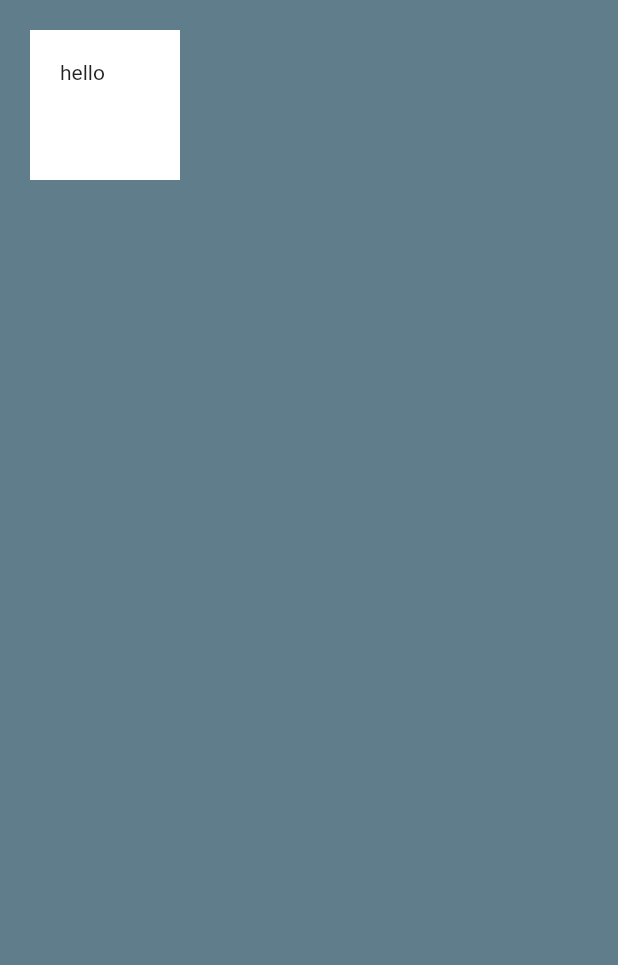
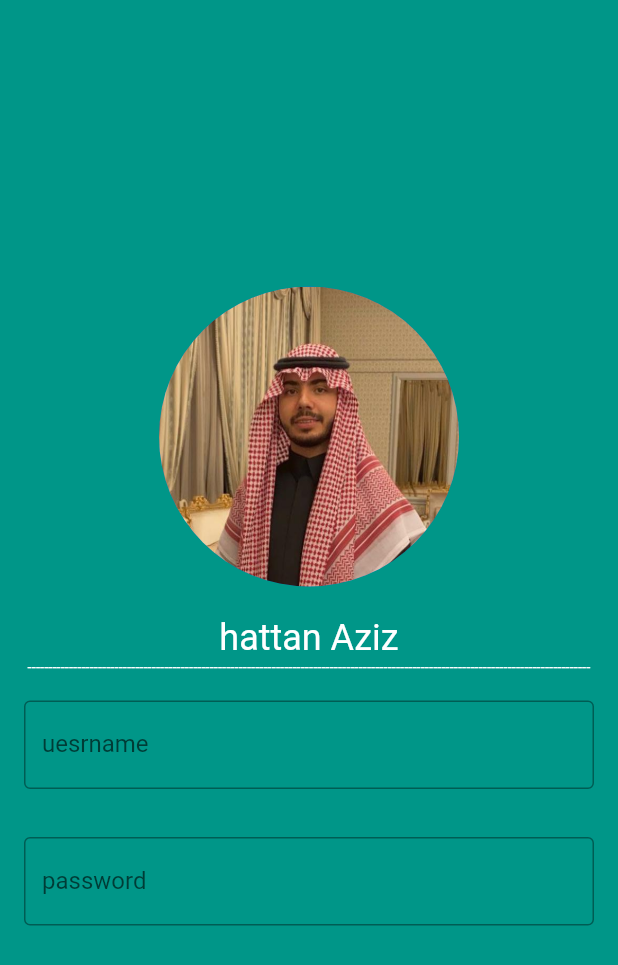
Before and after one commit to HattanAziz/my_application, a Flutter app: the screen it shows after launch, on a phone screen of 412 x 824 dp. Shown: the top 965 px of the screen. Run offline on Flutter 3.47's test engine with Material 2 defaults, Android fonts, the phone set to English and light mode, and no system bars.

Commit message:
uesrname

```diff
--- a/lib/main.dart
+++ b/lib/main.dart
@@ -1,9 +1,7 @@
 import 'package:flutter/material.dart';
 
 void main() {
-  runApp(
-      MyApp()
-  );
+  runApp(MyApp());
 }
 
 class MyApp extends StatelessWidget {
@@ -11,15 +9,52 @@ class MyApp extends StatelessWidget {
   Widget build(BuildContext context) {
     return MaterialApp(
       home: Scaffold(
-        backgroundColor: Colors.blueGrey,
+        backgroundColor: Colors.teal,
         body: SafeArea(
-          child: Container(
-            height: 100,
-            width: 100,
-            margin: EdgeInsets.all(20),
-            padding: EdgeInsets.all(20),
-            color: Colors.white,
-            child: Text('hello'),
+
+          child: Column(
+            mainAxisAlignment: MainAxisAlignment.center,
+            children: <Widget>[
+
+              CircleAvatar(
+                radius: 100,
+                backgroundImage: AssetImage('images/hattan.jpg'),
+              ),
+              SizedBox(height: 20),
+              Text(
+                  'hattan Aziz',
+                style: TextStyle(
+                  fontSize: 24,
+                  color: Colors.white,
+                ),
+              ),
+
+              Text('----------------------------------------------------------------------------------------------------------------------------------------',
+              style: TextStyle(
+                fontSize: 10,
+                color: Colors.white,
+              )),
+
+              Padding(
+                padding: const EdgeInsets.all(16.0),
+                child: TextFormField(
+                  decoration: InputDecoration(
+                    border: OutlineInputBorder(),
+                    labelText: 'uesrname',
+                  ) ,
+                ),
+              ),
+
+              Padding(
+                padding: const EdgeInsets.all(16.0),
+                child: TextFormField(
+                  decoration: InputDecoration(
+                    border: OutlineInputBorder(),
+                    labelText: 'password',
+                  ) ,
+                ),
+              ),
+            ],
           ),
         ),
       ),
```
Also changed, not shown: pubspec.yaml (+2 -29 lines), images/hattan.jpg (added).
